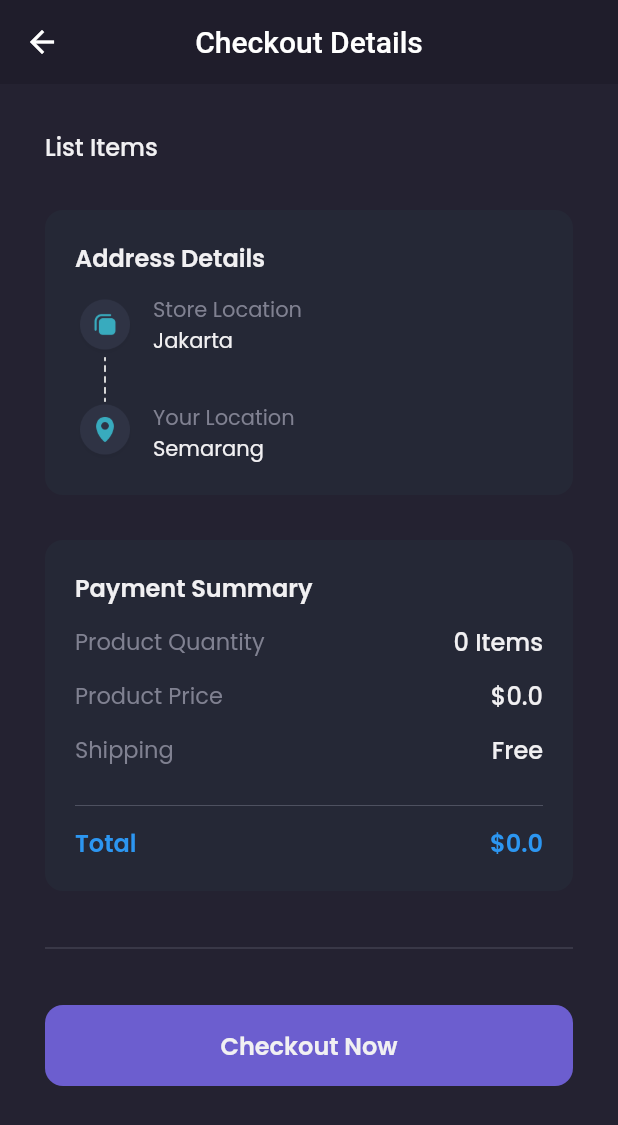
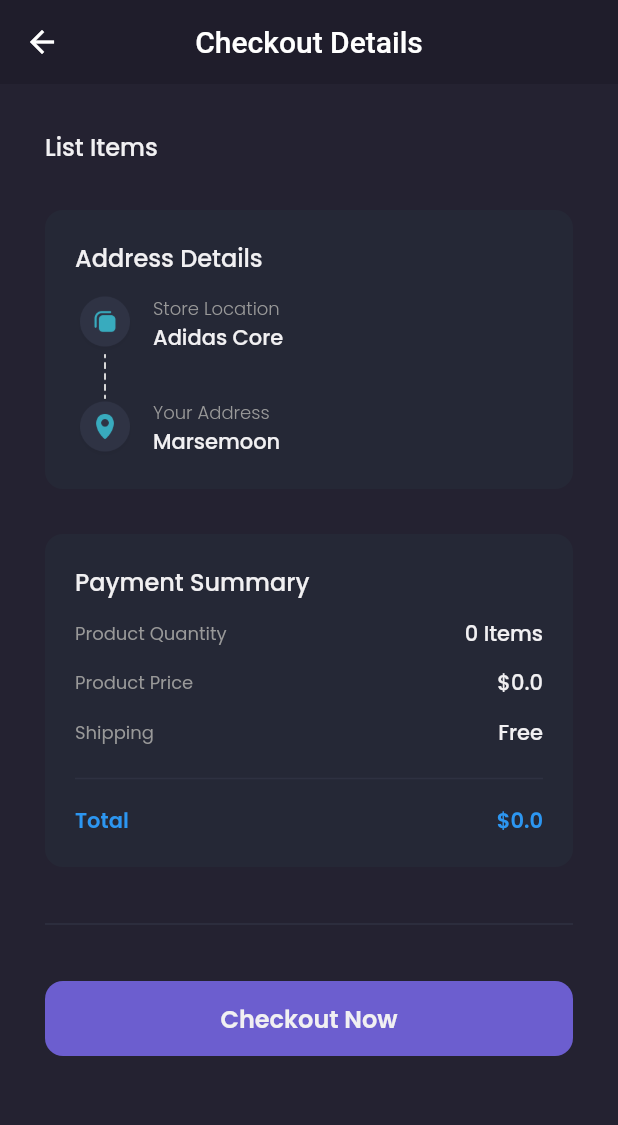
Before and after one commit to arrasyidyudha/ShamoApp, a Flutter app: the CheckoutPage screen opened by its route, on a phone screen of 412 x 824 dp. Shown: the top 1125 px of the screen. Run offline on Flutter 3.47's test engine with Material 2 defaults, Android fonts, the phone set to English and light mode, and no system bars; our stand-ins replace google_fonts; accounts and stored records are empty; network calls fail.

Commit message:
commit daily

```diff
--- a/lib/main.dart
+++ b/lib/main.dart
@@ -13,6 +13,7 @@ import 'package:shamo/pages/splash_page.dart';
 import 'package:shamo/providers/auth_provider.dart';
 import 'package:shamo/providers/cart_provider.dart';
 import 'package:shamo/providers/product_provider.dart';
+import 'package:shamo/providers/transaction_provider.dart';
 import 'package:shamo/providers/wishlist_provider.dart';
 
 void main() {
@@ -37,6 +38,9 @@ class MyApp extends StatelessWidget {
         ChangeNotifierProvider(
           create: (context) => CartProvider(),
         ),
+        ChangeNotifierProvider(
+          create: (context) => TransactionProvider(),
+        ),
       ],
       child: MaterialApp(
         debugShowCheckedModeBanner: false,
--- a/lib/pages/checkout_page.dart
+++ b/lib/pages/checkout_page.dart
@@ -1,15 +1,46 @@
 import 'package:flutter/material.dart';
 import 'package:provider/provider.dart';
+import 'package:shamo/providers/auth_provider.dart';
 import 'package:shamo/providers/cart_provider.dart';
+import 'package:shamo/providers/transaction_provider.dart';
+import 'package:shamo/theme.dart';
+import 'package:shamo/widgets/checkout_card.dart';
+import 'package:shamo/widgets/loading_button.dart';
 
-import 'package:shamo/theme.dart';
-import 'package:shamo/widgets/address_card.dart';
-import 'package:shamo/widgets/checkout_card.dart';
+class CheckoutPage extends StatefulWidget {
+  @override
+  _CheckoutPageState createState() => _CheckoutPageState();
+}
 
-class CheckoutPage extends StatelessWidget {
+class _CheckoutPageState extends State<CheckoutPage> {
+  bool isLoading = false;
+
   @override
   Widget build(BuildContext context) {
     CartProvider cartProvider = Provider.of<CartProvider>(context);
+    TransactionProvider transactionProvider =
+        Provider.of<TransactionProvider>(context);
+    AuthProvider authProvider = Provider.of<AuthProvider>(context);
+
+    handleCheckout() async {
+      setState(() {
+        isLoading = true;
+      });
+
+      if (await transactionProvider.checkout(
+        authProvider.user.token,
+        cartProvider.carts,
+        cartProvider.totalPrice(),
+      )) {
+        cartProvider.carts = [];
+        Navigator.pushNamedAndRemoveUntil(
+            context, '/checkout-success', (route) => false);
+      }
+
+      setState(() {
+        isLoading = false;
+      });
+    }
 
     Widget header() {
       return AppBar(
@@ -28,7 +59,7 @@ class CheckoutPage extends StatelessWidget {
           horizontal: defaultMargin,
         ),
         children: [
-          //List Item
+          // NOTE: LIST ITEMS
           Container(
             margin: EdgeInsets.only(
               top: defaultMargin,
@@ -43,26 +74,107 @@ class CheckoutPage extends StatelessWidget {
                     fontWeight: medium,
                   ),
                 ),
-
-                //Item
                 Column(
                   children: cartProvider.carts
                       .map(
                         (cart) => CheckoutCard(cart),
                       )
-                        .toList()),
+                      .toList(),
+                ),
+              ],
+            ),
+          ),
 
-                //Address details
-                AddressCard(),
-
+          // NOTE: ADDRESS DETAILS
           Container(
             margin: EdgeInsets.only(
               top: defaultMargin,
             ),
-                  padding: EdgeInsets.symmetric(
-                    horizontal: 20,
-                    vertical: 20,
+            padding: EdgeInsets.all(20),
+            decoration: BoxDecoration(
+              color: backgroundColor4,
+              borderRadius: BorderRadius.circular(12),
             ),
+            child: Column(
+              crossAxisAlignment: CrossAxisAlignment.start,
+              children: [
+                Text(
+                  'Address Details',
+                  style: primaryTextStyle.copyWith(
+                    fontSize: 16,
+                    fontWeight: medium,
+                  ),
+                ),
+                SizedBox(
+                  height: 12,
+                ),
+                Row(
+                  children: [
+                    Column(
+                      children: [
+                        Image.asset(
+                          'assets/icon_building.png',
+                          width: 40,
+                        ),
+                        Image.asset(
+                          'assets/icon_line.png',
+                          height: 30,
+                        ),
+                        Image.asset(
+                          'assets/icon_location.png',
+                          width: 40,
+                        ),
+                      ],
+                    ),
+                    SizedBox(
+                      width: 12,
+                    ),
+                    Column(
+                      crossAxisAlignment: CrossAxisAlignment.start,
+                      children: [
+                        Text(
+                          'Store Location',
+                          style: secondaryTextStyle.copyWith(
+                            fontSize: 12,
+                            fontWeight: light,
+                          ),
+                        ),
+                        Text(
+                          'Adidas Core',
+                          style: primaryTextStyle.copyWith(
+                            fontWeight: medium,
+                          ),
+                        ),
+                        SizedBox(
+                          height: defaultMargin,
+                        ),
+                        Text(
+                          'Your Address',
+                          style: secondaryTextStyle.copyWith(
+                            fontSize: 12,
+                            fontWeight: light,
+                          ),
+                        ),
+                        Text(
+                          'Marsemoon',
+                          style: primaryTextStyle.copyWith(
+                            fontWeight: medium,
+                          ),
+                        ),
+                      ],
+                    ),
+                  ],
+                ),
+              ],
+            ),
+          ),
+
+          // NOTE: PAYMENT SUMMARY
+          Container(
+            margin: EdgeInsets.only(
+              top: defaultMargin,
+            ),
+            padding: EdgeInsets.all(20),
             decoration: BoxDecoration(
               color: backgroundColor4,
               borderRadius: BorderRadius.circular(12),
@@ -74,7 +186,7 @@ class CheckoutPage extends StatelessWidget {
                   'Payment Summary',
                   style: primaryTextStyle.copyWith(
                     fontSize: 16,
-                          fontWeight: semiBold,
+                    fontWeight: medium,
                   ),
                 ),
                 SizedBox(
@@ -85,13 +197,14 @@ class CheckoutPage extends StatelessWidget {
                   children: [
                     Text(
                       'Product Quantity',
-                            style: lightTextStyle.copyWith(fontSize: 15),
+                      style: secondaryTextStyle.copyWith(
+                        fontSize: 12,
+                      ),
                     ),
                     Text(
                       '${cartProvider.totalItems()} Items',
                       style: primaryTextStyle.copyWith(
                         fontWeight: medium,
-                              fontSize: 16,
                       ),
                     ),
                   ],
@@ -104,13 +217,14 @@ class CheckoutPage extends StatelessWidget {
                   children: [
                     Text(
                       'Product Price',
-                            style: lightTextStyle.copyWith(fontSize: 15),
+                      style: secondaryTextStyle.copyWith(
+                        fontSize: 12,
+                      ),
                     ),
                     Text(
                       '\$${cartProvider.totalPrice()}',
                       style: primaryTextStyle.copyWith(
                         fontWeight: medium,
-                              fontSize: 16,
                       ),
                     ),
                   ],
@@ -123,13 +237,14 @@ class CheckoutPage extends StatelessWidget {
                   children: [
                     Text(
                       'Shipping',
-                            style: lightTextStyle.copyWith(fontSize: 15),
+                      style: secondaryTextStyle.copyWith(
+                        fontSize: 12,
+                      ),
                     ),
                     Text(
                       'Free',
                       style: primaryTextStyle.copyWith(
                         fontWeight: medium,
-                              fontSize: 16,
                       ),
                     ),
                   ],
@@ -137,14 +252,12 @@ class CheckoutPage extends StatelessWidget {
                 SizedBox(
                   height: 12,
                 ),
-                      Container(
-                        margin: EdgeInsets.symmetric(
-                          vertical: 5,
+                Divider(
+                  thickness: 1,
+                  color: Color(0xff2E3141),
                 ),
-                        child: Divider(
-                          thickness: 0.3,
-                          color: thirdColor,
-                        ),
+                SizedBox(
+                  height: 10,
                 ),
                 Row(
                   mainAxisAlignment: MainAxisAlignment.spaceBetween,
@@ -152,49 +265,50 @@ class CheckoutPage extends StatelessWidget {
                     Text(
                       'Total',
                       style: priceTextStyle.copyWith(
-                              fontSize: 16,
                         fontWeight: semiBold,
                       ),
                     ),
                     Text(
                       '\$${cartProvider.totalPrice()}',
                       style: priceTextStyle.copyWith(
-                              fontSize: 16,
                         fontWeight: semiBold,
                       ),
                     ),
                   ],
-                      )
+                ),
               ],
             ),
           ),
-                //Payment
 
+          // NOTE: CHECKOUT BUTTON
           SizedBox(
             height: defaultMargin,
           ),
           Divider(
-                  thickness: 0.3,
-                  color: thirdColor,
+            thickness: 1,
+            color: Color(0xff2E3141),
           ),
-                Container(
-                  height: 54,
+          isLoading
+              ? Container(
+                  margin: EdgeInsets.only(
+                    bottom: 30,
+                  ),
+                  child: LoadingButton(),
+                )
+              : Container(
+                  height: 50,
                   width: double.infinity,
                   margin: EdgeInsets.symmetric(
                     vertical: defaultMargin,
                   ),
                   child: TextButton(
+                    onPressed: handleCheckout,
                     style: TextButton.styleFrom(
                       backgroundColor: primaryColor,
                       shape: RoundedRectangleBorder(
-                          borderRadius: BorderRadius.circular(
-                            12,
+                        borderRadius: BorderRadius.circular(12),
                       ),
-                        )),
-                    onPressed: () {
-                      Navigator.pushNamedAndRemoveUntil(
-                          context, '/checkout-success', (route) => false);
-                    },
+                    ),
                     child: Text(
                       'Checkout Now',
                       style: primaryTextStyle.copyWith(
@@ -202,9 +316,6 @@ class CheckoutPage extends StatelessWidget {
                         fontWeight: semiBold,
                       ),
                     ),
-                  ),
-                ),
-              ],
                   ),
                 ),
         ],
--- a/lib/providers/cart_provider.dart
+++ b/lib/providers/cart_provider.dart
@@ -4,9 +4,10 @@ import 'package:shamo/models/product_model.dart';
 
 class CartProvider with ChangeNotifier {
   List<CartModel> _carts = [];
+
   List<CartModel> get carts => _carts;
 
-  set cart(List<CartModel> carts) {
+  set carts(List<CartModel> carts) {
     _carts = carts;
     notifyListeners();
   }
@@ -52,7 +53,6 @@ class CartProvider with ChangeNotifier {
     for (var item in _carts) {
       total += item.quantity;
     }
-
     return total;
   }
 
--- a/lib/widgets/address_card.dart
+++ /dev/null
@@ -1,86 +0,0 @@
-import 'package:flutter/material.dart';
-import 'package:shamo/theme.dart';
-
-class AddressCard extends StatelessWidget {
-  @override
-  Widget build(BuildContext context) {
-    return Container(
-      padding: EdgeInsets.all(
-        20,
-      ),
-      margin: EdgeInsets.only(
-        top: defaultMargin,
-      ),
-      decoration: BoxDecoration(
-        color: backgroundColor4,
-        borderRadius: BorderRadius.circular(12),
-      ),
-      child: Row(
-        children: [
-          Column(
-            crossAxisAlignment: CrossAxisAlignment.start,
-            children: [
-              Text(
-                'Address Details',
-                style: primaryTextStyle.copyWith(
-                  fontSize: 16,
-                  fontWeight: semiBold,
-                ),
-              ),
-              SizedBox(
-                height: 12,
-              ),
-              Row(
-                children: [
-                  Column(
-                    children: [
-                      Image.asset(
-                        'assets/icon_building.png',
-                        width: 40,
-                      ),
-                      Image.asset(
-                        'assets/icon_line.png',
-                        height: 30,
-                      ),
-                      Image.asset(
-                        'assets/icon_location.png',
-                        width: 40,
-                      ),
-                    ],
-                  ),
-                  SizedBox(
-                    width: 12,
-                  ),
-                  Column(
-                    crossAxisAlignment: CrossAxisAlignment.start,
-                    children: [
-                      Text(
-                        'Store Location',
-                        style: lightTextStyle,
-                      ),
-                      Text(
-                        'Jakarta',
-                        style: primaryTextStyle,
-                      ),
-                      SizedBox(
-                        height: 30,
-                      ),
-                      Text(
-                        'Your Location',
-                        style: lightTextStyle,
-                      ),
-                      Text(
-                        'Semarang',
-                        style: primaryTextStyle,
-                      )
-                    ],
-                  ),
-                ],
-              ),
-            ],
-          ),
-        ],
-      ),
-    );
-  }
-}
```
Also changed, not shown: lib/providers/transaction_provider.dart (added, +19 -0 lines), lib/services/transaction_service.dart (added, +46 -0 lines). Lines whose indentation alone changed are shown as unchanged.
